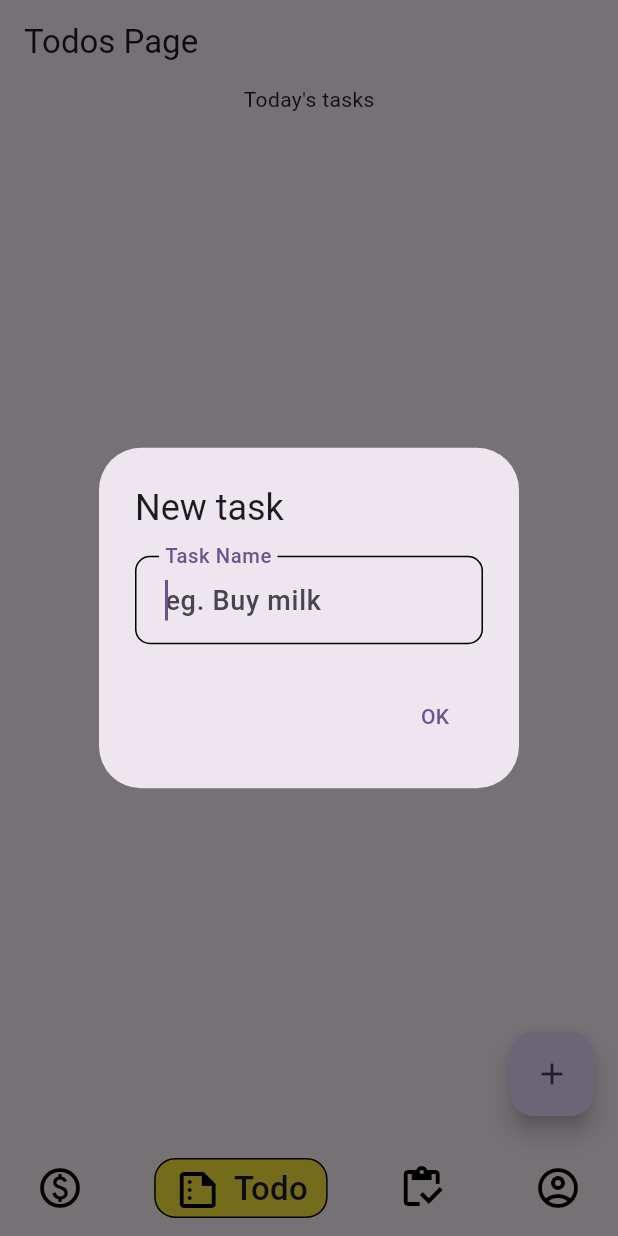
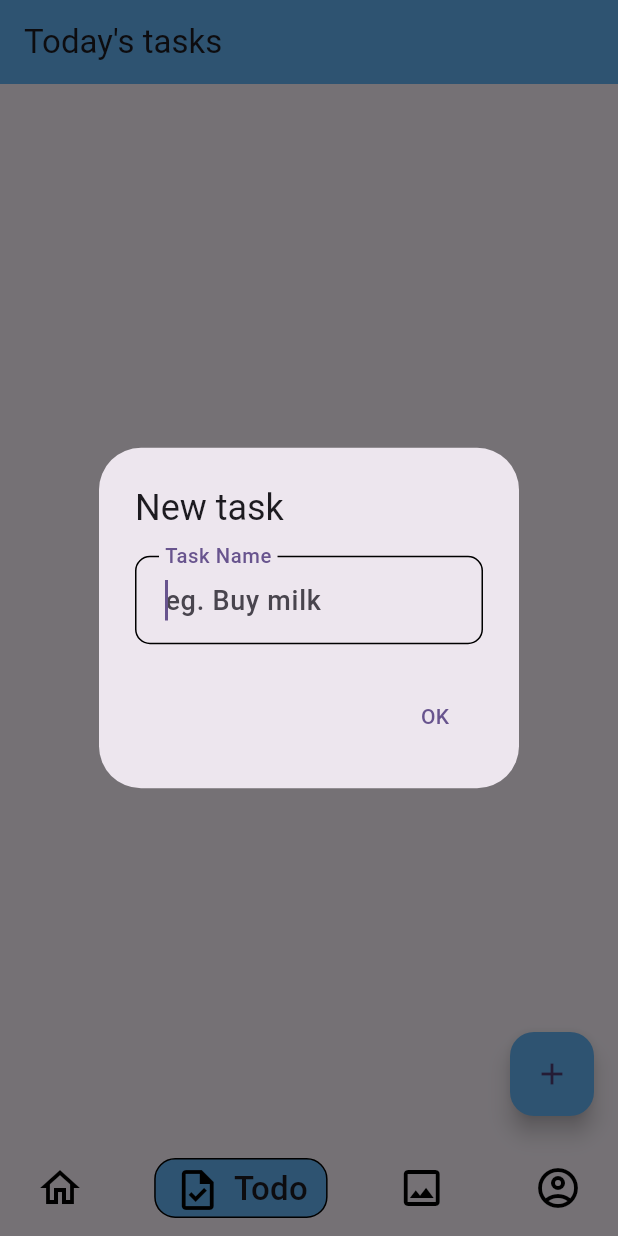
Before and after one commit to SulabhShrestha/Tech-Jar-Task, a Flutter app: the screen it shows after launch, item 2 of the bottom bar chosen, after a tap on the "add" icon, on a phone screen of 412 x 824 dp. Run offline on Flutter 3.47's test engine with Material 3 defaults, Android fonts, the phone set to English and light mode, and no system bars; drawn by our look-alikes of google_nav_bar; our stand-ins replace flutter_riverpod, riverpod; network calls fail.

Commit message:
Added color

```diff
--- a/lib/main.dart
+++ b/lib/main.dart
@@ -1,8 +1,15 @@
 import 'package:flutter/material.dart';
+import 'package:flutter/services.dart';
 import 'package:flutter_riverpod/flutter_riverpod.dart';
 import 'package:tech_jar/views/root_page/root_page.dart';
 
 void main() {
+  // Setting the status bar color
+  SystemChrome.setSystemUIOverlayStyle(SystemUiOverlayStyle(
+    statusBarColor: Colors.blue.shade300, // Set your desired color here
+    statusBarIconBrightness:
+        Brightness.light, // You can set the status bar text color (dark/light)
+  ));
   runApp(
     const ProviderScope(
       child: MyApp(),
@@ -21,12 +28,19 @@ class MyApp extends StatelessWidget {
         colorScheme: ColorScheme.fromSeed(seedColor: Colors.deepPurple),
         useMaterial3: true,
 
-        textTheme: TextTheme(
+        textTheme: const TextTheme(
           // list tile heading text
-          bodyLarge: const TextStyle(
+          bodyLarge: TextStyle(
             fontSize: 18,
             fontWeight: FontWeight.w500,
           ),
+        ),
+
+        floatingActionButtonTheme: FloatingActionButtonThemeData(
+          backgroundColor: Colors.blue.shade300,
+        ),
+        checkboxTheme: const CheckboxThemeData(
+          shape: CircleBorder(),
         ),
 
         // TextField
--- a/lib/views/album_page/album_page.dart
+++ b/lib/views/album_page/album_page.dart
@@ -4,6 +4,7 @@ import 'package:tech_jar/view_models/album_view_model.dart';
 
 import 'pages/album_photo_displaying_page.dart';
 
+/// Displaying album of userid 2 only
 class AlbumPage extends StatelessWidget {
   const AlbumPage({super.key});
 
@@ -12,10 +13,10 @@ class AlbumPage extends StatelessWidget {
     return Scaffold(
       appBar: AppBar(
         title: Text('Album Page'),
+        backgroundColor: Colors.blue.shade300,
       ),
       body: Column(
         children: [
-          Text("Albums of user '2'"),
           FutureBuilder<List<AlbumModel>>(
               future: AlbumViewModel().fetchAlbums(),
               builder: (_, snapshot) {
@@ -43,6 +44,7 @@ class AlbumPage extends StatelessWidget {
                           child: Padding(
                             padding: const EdgeInsets.all(16.0),
                             child: CircleAvatar(
+                              backgroundColor: Colors.blue.shade100,
                               child: Text(
                                 snapshot.data![index].id.toString(),
                                 style: const TextStyle(
--- a/lib/views/home_page/home_page.dart
+++ b/lib/views/home_page/home_page.dart
@@ -16,6 +16,7 @@ class HomePage extends ConsumerWidget {
     return Scaffold(
       appBar: AppBar(
         title: const Text('Tech Jar'),
+        backgroundColor: Colors.blue.shade300,
       ),
       body: FutureBuilder<List<PostModel>>(
         future: PostViewModel().getAllPosts(),
--- a/lib/views/root_page/root_page.dart
+++ b/lib/views/root_page/root_page.dart
@@ -60,7 +60,7 @@ class _RootPageState extends ConsumerState<RootPage> {
                     padding:
                         const EdgeInsets.symmetric(horizontal: 12, vertical: 4),
                     duration: const Duration(milliseconds: 400),
-                    tabBackgroundColor: Colors.yellow,
+                    tabBackgroundColor: Colors.blue.shade300,
                     tabBorderRadius: 14,
                     color: Colors.black,
                     textStyle: const TextStyle(
@@ -70,15 +70,15 @@ class _RootPageState extends ConsumerState<RootPage> {
                     tabActiveBorder: Border.all(),
                     tabs: const [
                       GButton(
-                        icon: Icons.paid_outlined,
+                        icon: Icons.home_outlined,
                         text: 'Home',
                       ),
                       GButton(
-                        icon: Icons.summarize_outlined,
+                        icon: Icons.task_outlined,
                         text: 'Todo',
                       ),
                       GButton(
-                        icon: Icons.inventory_outlined,
+                        icon: Icons.photo_outlined,
                         text: 'Album',
                       ),
                       GButton(
--- a/lib/views/todos_page/todos_page.dart
+++ b/lib/views/todos_page/todos_page.dart
@@ -13,16 +13,16 @@ class TodosPage extends ConsumerWidget {
 
     return Scaffold(
       appBar: AppBar(
-        title: Text('Todos Page'),
+        title: const Text("Today's tasks"),
+        backgroundColor: Colors.blue.shade300,
       ),
       floatingActionButton: FloatingActionButton(
         onPressed: () {
           addTodo(context, ref);
         },
-        child: Icon(Icons.add),
+        child: const Icon(Icons.add),
       ),
       body: Column(children: [
-        Text("Today's tasks"),
         Expanded(
           child: ListView.builder(
             itemCount: todos.length,
@@ -45,11 +45,11 @@ class TodosPage extends ConsumerWidget {
       context: context,
       builder: (BuildContext context) {
         return AlertDialog(
-          title: Text("New task"),
+          title: const Text("New task"),
           content: TextField(
             controller: _textEditingController,
             autofocus: true,
-            decoration: InputDecoration(
+            decoration: const InputDecoration(
               labelText: 'Task Name',
               hintText: 'eg. Buy milk',
             ),
@@ -66,7 +66,7 @@ class TodosPage extends ConsumerWidget {
                     );
                 Navigator.of(context).pop(); // Close the dialog
               },
-              child: Text("OK"),
+              child: const Text("OK"),
             ),
           ],
         );
--- a/lib/views/todos_page/widgets/todo_item.dart
+++ b/lib/views/todos_page/widgets/todo_item.dart
@@ -51,6 +51,7 @@ class _TodoItemState extends ConsumerState<TodoItem> {
             onPressed: () {
               showEditAction();
             },
+            color: Colors.blue.shade400,
             icon: Icon(Icons.edit),
           ),
 
@@ -59,6 +60,7 @@ class _TodoItemState extends ConsumerState<TodoItem> {
             onPressed: () {
               showDeleteAction();
             },
+            color: Colors.red.shade400,
             icon: Icon(Icons.delete),
           ),
         ],
--- a/lib/views/user_page/user_page.dart
+++ b/lib/views/user_page/user_page.dart
@@ -13,7 +13,8 @@ class UserPage extends ConsumerWidget {
     final userData = ref.watch(userDataProvider);
     return Scaffold(
       appBar: AppBar(
-        title: const Text('User'),
+        title: const Text('Profile Page'),
+        backgroundColor: Colors.blue.shade300,
       ),
       body: Column(
         children: [
@@ -29,7 +30,7 @@ class UserPage extends ConsumerWidget {
           // show all user
           Card(
             child: ListTile(
-              title: Text("Show all user"),
+              title: const Text("Show all user"),
               onTap: () {
                 Navigator.of(context).push(
                   MaterialPageRoute(
```
Also changed, not shown: lib/views/post_page/post_page.dart (+22 -6 lines).
